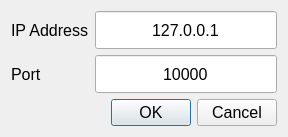
This is utils/tcpClientDialog.ui in hshibatacrl/calv as Qt 5 draws it before an edit. The edited form follows.
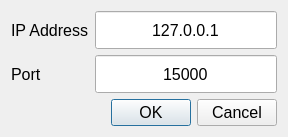
This is the edited form.

Commit message: fix default port number

Diff of the .ui file:
```diff
--- a/utils/tcpClientDialog.ui
+++ b/utils/tcpClientDialog.ui
@@ -43,7 +43,7 @@
       <string/>
      </property>
      <property name="text">
-      <string>10000</string>
+      <string>15000</string>
      </property>
      <property name="maxLength">
       <number>5</number>
```
